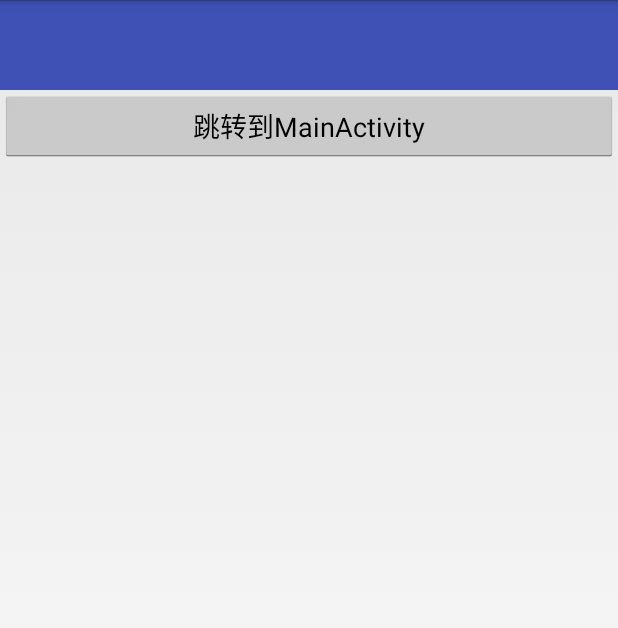
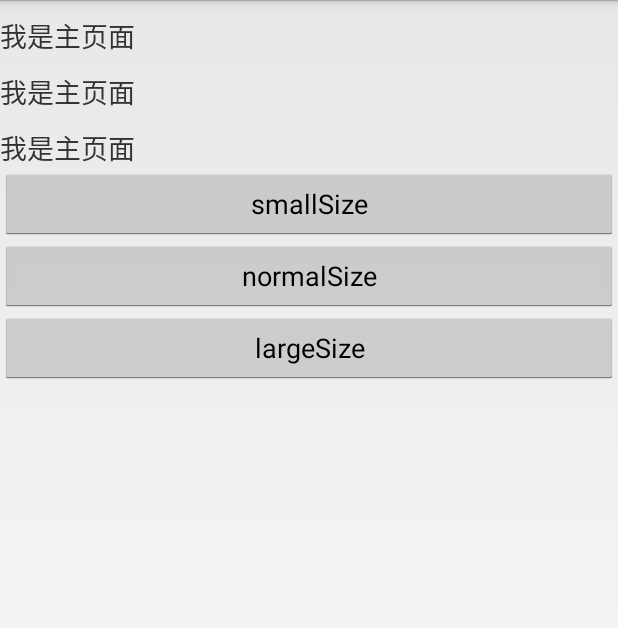
Before and after one commit to xiaojun66888/MyApplication, an Android app: the screen it shows after launch (MainActivity), on a phone screen of 412 x 824 dp. Shown: the top 628 px of the screen. Run offline under Robolectric (Android 15) with nearby library versions, the phone set to English and light mode, and no system bars; our stand-ins replace ButterKnife; 1 statement that could not run was skipped.

Commit message:
更新下

```diff
--- a/launchMode/src/main/AndroidManifest.xml
+++ b/launchMode/src/main/AndroidManifest.xml
@@ -22,15 +22,14 @@
     <uses-permission android:name="android.permission.ACCESS_FINE_LOCATION" />
     <uses-permission android:name="android.permission.ACCESS_COARSE_LOCATION" />
     <uses-permission android:name="android.permission.USE_FINGERPRINT" />
-    <uses-permission android:name="android.permission.WRITE_SETTINGS" />
     <uses-permission android:name="android.permission.SYSTEM_ALERT_WINDOW" />
     <uses-permission android:name="android.permission.BROADCAST_STICKY" />
     <uses-permission android:name="com.android.launcher.permission.READ_SETTINGS" />
     <uses-permission android:name="android.permission.AUTHENTICATE_ACCOUNTS" />
-    <uses-permission android:name="android.permission.MOUNT_UNMOUNT_FILESYSTEMS" />
     <uses-permission android:name="android.permission.GET_ACCOUNTS" />
     <uses-permission android:name="android.permission.USE_CREDENTIALS" />
     <uses-permission android:name="android.permission.CALL_PHONE" />
+
     <application
         android:allowBackup="true"
         android:icon="@mipmap/ic_launcher"
@@ -45,6 +44,7 @@
                 <category android:name="android.intent.category.LAUNCHER" />
             </intent-filter>
         </activity>
+        <activity android:name=".VideoActivity"></activity>
     </application>
 
 </manifest>
--- a/launchMode/src/main/java/com/example/myapplication/MainActivity.java
+++ b/launchMode/src/main/java/com/example/myapplication/MainActivity.java
@@ -7,6 +7,7 @@ import android.support.annotation.Nullable;
 import android.view.View;
 import android.view.WindowManager;
 import android.widget.Button;
+import android.widget.Toast;
 
 import butterknife.ButterKnife;
 import butterknife.InjectView;
@@ -15,23 +16,42 @@ import butterknife.OnClick;
 public class MainActivity extends Activity {
 
 
-    @InjectView(R.id.btn_skip)
-    Button btnSkip;
+    @InjectView(R.id.btn_skip1)
+    Button btnSkip1;
+    @InjectView(R.id.btn_skip2)
+    Button btnSkip2;
+    @InjectView(R.id.btn_skip3)
+    Button btnSkip3;
 
     @Override
-    public void onCreate(@Nullable Bundle savedInstanceState) {
+    public void onCreate( Bundle savedInstanceState) {
         super.onCreate(savedInstanceState);
-        if (Build.VERSION.SDK_INT >= Build.VERSION_CODES.LOLLIPOP) {
-            getWindow().clearFlags(WindowManager.LayoutParams.FLAG_TRANSLUCENT_STATUS);
-            getWindow().getDecorView().setSystemUiVisibility(View.SYSTEM_UI_FLAG_LAYOUT_FULLSCREEN|View.SYSTEM_UI_FLAG_LAYOUT_STABLE);
-            getWindow().addFlags(WindowManager.LayoutParams.FLAG_DRAWS_SYSTEM_BAR_BACKGROUNDS);
-            getWindow().setStatusBarColor(getResources().getColor(R.color.colorPrimary));
+        int state = SpUtils.getSPValue(this,"s",1);
+        if(state==1){
+            setTheme(R.style.Default_TextSize_Small);
+        }else if(state==2){
+            setTheme(R.style.Default_TextSize_Middle);
+        }else{
+            setTheme(R.style.Default_TextSize_Big);
         }
+
         setContentView(R.layout.activity_main);
         ButterKnife.inject(this);
     }
 
-    @OnClick(R.id.btn_skip)
-    public void onViewClicked() {
+
+    @OnClick({R.id.btn_skip1, R.id.btn_skip2, R.id.btn_skip3})
+    public void onClick(View view) {
+        switch (view.getId()) {
+            case R.id.btn_skip1:
+                SpUtils.putSPValue(this,"s",1);
+                break;
+            case R.id.btn_skip2:
+                SpUtils.putSPValue(this,"s",2);
+                break;
+            case R.id.btn_skip3:
+                SpUtils.putSPValue(this,"s",3);
+                break;
+        }
     }
 }
--- a/launchMode/src/main/res/layout/activity_main.xml
+++ b/launchMode/src/main/res/layout/activity_main.xml
@@ -5,29 +5,43 @@
     android:layout_height="match_parent"
     android:orientation="vertical">
 
-    <RelativeLayout
-        android:layout_width="match_parent"
-        android:layout_height="60dp"
-        android:background="@color/colorPrimary"
-        android:gravity="center_vertical"
-        android:paddingTop="20dp">
+    <TextView
+        android:layout_width="wrap_content"
+        android:layout_height="wrap_content"
+        android:layout_marginTop="10dp"
+        android:text="我是主页面"
+        android:textSize="?font10" />
+
+    <TextView
+        android:layout_width="wrap_content"
+        android:layout_height="wrap_content"
+        android:layout_marginTop="10dp"
+        android:text="我是主页面"
+        android:textSize="?font11" />
+
+    <TextView
+        android:layout_width="wrap_content"
+        android:layout_height="wrap_content"
+        android:layout_marginTop="10dp"
+        android:text="我是主页面"
+        android:textSize="?font12" />
 
 
-        <TextView
-            android:id="@+id/title_txt_center"
-            android:layout_width="wrap_content"
-            android:layout_height="wrap_content"
-            android:layout_centerInParent="true"
-            android:ellipsize="end"
-            android:maxEms="15"
-            android:singleLine="true"
-            android:textColor="#ffffff"
-            android:textSize="18sp" />
-    </RelativeLayout>
+    <Button
+        android:id="@+id/btn_skip1"
+        android:layout_width="match_parent"
+        android:layout_height="wrap_content"
+        android:text="smallSize" />
 
     <Button
-        android:id="@+id/btn_skip"
+        android:id="@+id/btn_skip2"
         android:layout_width="match_parent"
         android:layout_height="wrap_content"
-        android:text="跳转到MainActivity" />
+        android:text="normalSize" />
+
+    <Button
+        android:id="@+id/btn_skip3"
+        android:layout_width="match_parent"
+        android:layout_height="wrap_content"
+        android:text="largeSize" />
 </LinearLayout>
--- /dev/null
+++ b/launchMode/src/main/res/values/dimen.xml
@@ -0,0 +1,27 @@
+<?xml version="1.0" encoding="utf-8"?>
+<resources>
+
+    <!-- ============全局统一字体大小============ -->
+    <dimen name="font_size_21sp">21sp</dimen>
+    <dimen name="font_size_20sp">20sp</dimen>
+    <dimen name="font_size_19sp">19sp</dimen>
+    <dimen name="font_size_18sp">18sp</dimen>
+    <dimen name="font_size_17sp">17sp</dimen>
+    <dimen name="font_size_16sp">16sp</dimen>
+    <dimen name="font_size_15sp">15sp</dimen>
+    <dimen name="font_size_14sp">14sp</dimen>
+    <dimen name="font_size_13sp">13sp</dimen>
+    <dimen name="font_size_12sp">12sp</dimen>
+    <dimen name="font_size_11sp">11sp</dimen>
+    <dimen name="font_size_10sp">10sp</dimen>
+    <dimen name="font_size_9sp">9sp</dimen>
+
+    <!-- =================自定义尺寸================ -->
+    <!-- 标题高度 -->
+    <dimen name="activity_title_height">55dp</dimen>
+    <!-- 标题左侧边距 -->
+    <dimen name="activity_margin_left">5dp</dimen>
+    <!-- 标题右侧边距 -->
+    <dimen name="activity_margin_right">5dp</dimen>
+
+</resources>
--- a/launchMode/src/main/res/values/styles.xml
+++ b/launchMode/src/main/res/values/styles.xml
@@ -5,4 +5,45 @@
 
     </style>
 
+    <style name="Default_TextSize_Small">
+        <item name="font10">@dimen/font_size_9sp</item>
+        <item name="font11">@dimen/font_size_9sp</item>
+        <item name="font12">@dimen/font_size_9sp</item>
+        <item name="font13">@dimen/font_size_12sp</item>
+        <item name="font14">@dimen/font_size_13sp</item>
+        <item name="font15">@dimen/font_size_14sp</item>
+        <item name="font16">@dimen/font_size_15sp</item>
+        <item name="font17">@dimen/font_size_16sp</item>
+        <item name="font18">@dimen/font_size_17sp</item>
+        <item name="font19">@dimen/font_size_18sp</item>
+    </style>
+
+
+    <style name="Default_TextSize_Middle">
+        <item name="font10">@dimen/font_size_15sp</item>
+        <item name="font11">@dimen/font_size_16sp</item>
+        <item name="font12">@dimen/font_size_17sp</item>
+        <item name="font13">@dimen/font_size_13sp</item>
+        <item name="font14">@dimen/font_size_14sp</item>
+        <item name="font15">@dimen/font_size_15sp</item>
+        <item name="font16">@dimen/font_size_16sp</item>
+        <item name="font17">@dimen/font_size_17sp</item>
+        <item name="font18">@dimen/font_size_18sp</item>
+        <item name="font19">@dimen/font_size_19sp</item>
+    </style>
+
+
+    <style name="Default_TextSize_Big">
+        <item name="font10">@dimen/font_size_18sp</item>
+        <item name="font11">@dimen/font_size_18sp</item>
+        <item name="font12">@dimen/font_size_18sp</item>
+        <item name="font13">@dimen/font_size_14sp</item>
+        <item name="font14">@dimen/font_size_15sp</item>
+        <item name="font15">@dimen/font_size_16sp</item>
+        <item name="font16">@dimen/font_size_17sp</item>
+        <item name="font17">@dimen/font_size_18sp</item>
+        <item name="font18">@dimen/font_size_19sp</item>
+        <item name="font19">@dimen/font_size_20sp</item>
+    </style>
+
 </resources>
```
Also changed, not shown: launchMode/src/main/java/com/example/myapplication/VideoActivity.java (added, +54 -0 lines), launchMode/src/main/res/layout/activity_video.xml (added, +15 -0 lines), launchMode/src/main/res/values/attrs.xml (added, +13 -0 lines).
